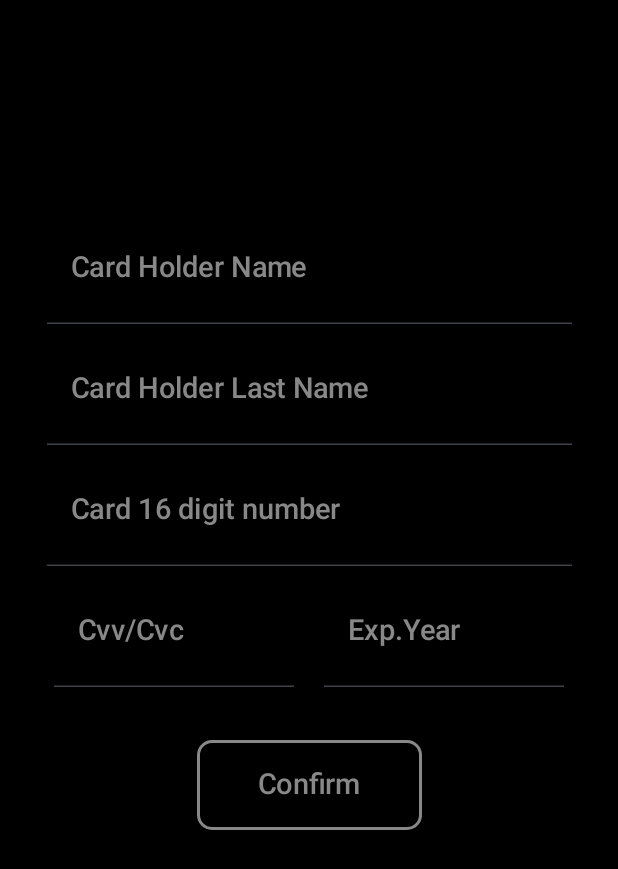
After one commit to Eney997/Rave2B-AndroidApp, an Android app built with Jetpack Compose: the composable BuyTicketScreen called with empty values, on a phone screen of 412 x 824 dp. The commit adds this screen. Shown: the top 869 px of the screen. Run offline under Robolectric (Android 15) with nearby library versions, the phone set to English and light mode, and no system bars.

Commit message:
buyScreenDoneWithLogic

```diff
--- a/app/src/main/java/com/example/rave2b/data/ApiService.kt
+++ b/app/src/main/java/com/example/rave2b/data/ApiService.kt
@@ -24,4 +24,7 @@ interface ApiService {
     //for ticket
     @GET("api/ticket/allTicket")
     suspend fun getAllTickets(): Response<List<TicketDto>>
+    //for transaction
+    @POST("api/Transaction/addTransaction")
+    suspend fun addTransaction(@Body transactionDto: TransactionDto): Response<Void>
 }
--- a/app/src/main/java/com/example/rave2b/data/TicketDto.kt
+++ b/app/src/main/java/com/example/rave2b/data/TicketDto.kt
@@ -5,5 +5,6 @@ data class TicketDto(
     val djNameTwo: String,
     val djNameThree: String,
     val djNameFour: String,
-    val eventDate: String
+    val eventDate: String,
+    val creationDate: String
 )
--- /dev/null
+++ b/app/src/main/java/com/example/rave2b/screens/BuyTicketScreen.kt
@@ -0,0 +1,327 @@
+package com.example.rave2b.screens
+
+import android.content.Context
+import android.util.Log
+import androidx.compose.foundation.background
+import androidx.compose.foundation.border
+import androidx.compose.foundation.layout.Arrangement
+import androidx.compose.foundation.layout.Box
+import androidx.compose.foundation.layout.Column
+import androidx.compose.foundation.layout.Row
+import androidx.compose.foundation.layout.Spacer
+import androidx.compose.foundation.layout.fillMaxSize
+import androidx.compose.foundation.layout.fillMaxWidth
+import androidx.compose.foundation.layout.height
+import androidx.compose.foundation.layout.padding
+import androidx.compose.foundation.layout.width
+import androidx.compose.foundation.rememberScrollState
+import androidx.compose.foundation.verticalScroll
+import androidx.compose.material3.Button
+import androidx.compose.material3.ButtonDefaults
+import androidx.compose.material3.MaterialTheme
+import androidx.compose.material3.Snackbar
+import androidx.compose.material3.SnackbarHost
+import androidx.compose.material3.SnackbarHostState
+import androidx.compose.material3.Text
+import androidx.compose.material3.TextField
+import androidx.compose.material3.TextFieldDefaults
+import androidx.compose.runtime.Composable
+import androidx.compose.runtime.mutableStateOf
+import androidx.compose.runtime.remember
+import androidx.compose.runtime.rememberCoroutineScope
+import androidx.compose.ui.Alignment
+import androidx.compose.ui.Modifier
+import androidx.compose.ui.graphics.Color
+import androidx.compose.ui.platform.LocalContext
+import androidx.compose.ui.unit.dp
+import androidx.compose.ui.unit.sp
+import androidx.core.content.ContextCompat
+import com.example.rave2b.R
+import com.example.rave2b.data.RetrofitClient
+import com.example.rave2b.data.TransactionDto
+import kotlinx.coroutines.launch
+import kotlin.String
+
+@Composable
+fun BuyTicketScreen(
+    djNameOne: String,
+    djNameTwo: String,
+    djNameThree: String,
+    djNameFour: String,
+    eventDate: String,
+)
+{
+    val context = LocalContext.current
+    val sharedPref = context.getSharedPreferences("user_pref", Context.MODE_PRIVATE)
+    val username = sharedPref.getString("username", "")
+    val corScope = rememberCoroutineScope()
+    val mySnackBarHostState = remember { SnackbarHostState() }
+    val scroll = rememberScrollState()
+    val cardHolderName = remember { mutableStateOf("") }
+    val cardHolderLastName = remember { mutableStateOf("") }
+    val cardDigits = remember { mutableStateOf("") }
+    val cardCvv = remember { mutableStateOf("") }
+    val cardExpDate = remember { mutableStateOf("") }
+
+    Box(
+        modifier = Modifier
+            .fillMaxSize()
+            .background(Color.Black),
+        contentAlignment = Alignment.Center
+    ){
+        Column ( modifier = Modifier
+            .fillMaxWidth()
+            .verticalScroll(scroll)
+            .padding(start = 20.dp, end = 20.dp, bottom = 120.dp),
+            horizontalAlignment = Alignment.CenterHorizontally
+        )
+        {
+            TextField(
+                value = cardHolderName.value,
+                onValueChange = { val filteredName = it.filter { char -> char.isLetter()}.uppercase()
+                    cardHolderName.value = filteredName
+                },
+                modifier = Modifier
+                    .width(350.dp)
+                    .height(65.dp),
+                colors = TextFieldDefaults.colors(
+                    focusedContainerColor = Color.Transparent,
+                    unfocusedContainerColor = Color.Transparent,
+                    disabledContainerColor = Color.Transparent,
+                    focusedIndicatorColor = Color.White,
+                ),
+                placeholder = { Text("Card Holder Name", color = Color.Gray, style = MaterialTheme.typography.titleMedium,fontSize = 19.sp) },
+                maxLines = 1,
+                textStyle = MaterialTheme.typography.titleMedium.copy(
+                    color = Color.White,
+                    fontSize = 19.sp
+                )
+            )
+
+            Spacer(modifier = Modifier.height(15.dp))
+
+            TextField(
+                value = cardHolderLastName.value,
+                onValueChange = {
+                    val filteredLastName = it.filter { char -> char.isLetter()}.uppercase()
+                    cardHolderLastName.value = filteredLastName
+                },
+                modifier = Modifier
+                    .width(350.dp)
+                    .height(65.dp),
+                colors = TextFieldDefaults.colors(
+                    focusedContainerColor = Color.Transparent,
+                    unfocusedContainerColor = Color.Transparent,
+                    disabledContainerColor = Color.Transparent,
+                    focusedIndicatorColor = Color.White,
+                ),
+                placeholder = { Text("Card Holder Last Name", color = Color.Gray, style = MaterialTheme.typography.titleMedium,fontSize = 19.sp) },
+                maxLines = 1,
+                textStyle = MaterialTheme.typography.titleMedium.copy(
+                    color = Color.White,
+                    fontSize = 19.sp
+                )
+            )
+
+            Spacer(modifier = Modifier.height(15.dp))
+
+            TextField(
+                value = cardDigits.value,
+                onValueChange = {
+                    val filteredDigits = it.filter { char -> char.isDigit() }
+                    cardDigits.value = filteredDigits
+                },
+                modifier = Modifier
+                    .width(350.dp)
+                    .height(65.dp),
+                colors = TextFieldDefaults.colors(
+                    focusedContainerColor = Color.Transparent,
+                    unfocusedContainerColor = Color.Transparent,
+                    disabledContainerColor = Color.Transparent,
+                    focusedIndicatorColor = Color.White,
+                ),
+                placeholder = { Text("Card 16 digit number",color = Color.Gray,style = MaterialTheme.typography.titleMedium,fontSize = 19.sp) },
+                maxLines = 1,
+                textStyle = MaterialTheme.typography.titleMedium.copy(
+                    color = Color.White,
+                    fontSize = 19.sp
+                )
+            )
+
+            Spacer(modifier = Modifier.height(15.dp))
+
+            Row (modifier = Modifier,horizontalArrangement = Arrangement.spacedBy(10.dp))
+            {
+                TextField(
+                    value = cardCvv.value,
+                    onValueChange = {
+                        val filteredDigits = it.filter { char -> char.isDigit() }
+                        cardCvv.value = filteredDigits
+                    },
+                    modifier = Modifier
+                        .width(160.dp)
+                        .height(65.dp),
+                    colors = TextFieldDefaults.colors(
+                        focusedContainerColor = Color.Transparent,
+                        unfocusedContainerColor = Color.Transparent,
+                        disabledContainerColor = Color.Transparent,
+                        focusedIndicatorColor = Color.White,
+                    ),
+                    placeholder = { Text("Cvv/Cvc", color = Color.Gray,style = MaterialTheme.typography.titleMedium,fontSize = 19.sp) },
+                    maxLines = 1,
+                    textStyle = MaterialTheme.typography.titleMedium.copy(
+                        color = Color.White,
+                        fontSize = 19.sp
+                    )
+                )
+
+                Spacer(modifier = Modifier.height(15.dp))
+
+                TextField(
+                    value = cardExpDate.value,
+                    onValueChange = {
+                        val filteredDigits = it.filter { char -> char.isDigit() }
+                        cardExpDate.value = filteredDigits
+                    },
+                    modifier = Modifier
+                        .width(160.dp)
+                        .height(65.dp),
+                    colors = TextFieldDefaults.colors(
+                        focusedContainerColor = Color.Transparent,
+                        unfocusedContainerColor = Color.Transparent,
+                        disabledContainerColor = Color.Transparent,
+                        focusedIndicatorColor = Color.White,
+                    ),
+                    placeholder = { Text("Exp.Year", color = Color.Gray,style = MaterialTheme.typography.titleMedium,fontSize = 19.sp) },
+                    maxLines = 1,
+                    textStyle = MaterialTheme.typography.titleMedium.copy(
+                        color = Color.White,
+                        fontSize = 19.sp
+                    )
+                )
+            }
+
+            Spacer(modifier = Modifier.height(35.dp))
+
+            Button(
+                onClick = {
+
+                    val transaction = TransactionDto(
+                        userNm = username.toString(),
+                        djOne = djNameOne,
+                        djTwo = djNameTwo,
+                        djThree = djNameThree,
+                        djFour = djNameFour,
+                        eventDateSave = eventDate,
+                        cardHolderName = cardHolderName.value,
+                        cardHolderLastName = cardHolderLastName.value,
+                        cardNumber = cardDigits.value,
+                        cardCvv = cardCvv.value,
+                        cardExpireDate = cardExpDate.value
+                    )
+
+                    //empty input handle
+                    if(cardHolderName.value.isEmpty() || cardHolderLastName.value.isEmpty() || cardDigits.value.isEmpty() || cardCvv.value.isEmpty() || cardExpDate.value.isEmpty())
+                    {
+                        corScope.launch {
+                            mySnackBarHostState.showSnackbar("Please fill all fields")
+                        }
+                        return@Button
+                    }
+
+                    //card holder name and lastname max len
+                    if(cardHolderName.value.length > 25 || cardHolderLastName.value.length > 25) {
+                        corScope.launch {
+                            mySnackBarHostState.showSnackbar("You are out of card holder name or lastname length.")
+                        }
+                        return@Button
+                    }
+
+                    //card holder name and lastname min len
+                    if(cardHolderName.value.length < 2 || cardHolderLastName.value.length < 2)
+                    {
+                        corScope.launch {
+                            mySnackBarHostState.showSnackbar("Name or lastname minimum length is 2.")
+                        }
+                        return@Button
+                    }
+
+                    //card digits len
+                    if(cardDigits.value.length != 16)
+                    {
+                        corScope.launch {
+                            mySnackBarHostState.showSnackbar("Card digits length is incorrect.")
+                        }
+                        return@Button
+                    }
+
+                    //exp year handle
+                    //handle exp year
+                    if(cardExpDate.value.length != 4 || cardExpDate.value.toInt() !in 2025..2035)
+                    {
+                        corScope.launch {
+                            mySnackBarHostState.showSnackbar("Please enter a valid year,in range 2025-2035")
+                        }
+                        return@Button
+                    }
+
+                    //cvv or cvc handle
+                    if(cardCvv.value.length != 3)
+                    {
+                        corScope.launch {
+                            mySnackBarHostState.showSnackbar("Cvv or Cvc length is incorrect.")
+                        }
+                        return@Button
+                    }
+
+                    corScope.launch {
+                        try {
+                            val response = RetrofitClient.apiService.addTransaction(transaction)
+                            if(response.isSuccessful)
+                            {
+                                corScope.launch {
+                                    mySnackBarHostState.showSnackbar("Successful transaction.")
+                                }
+
+                                cardHolderName.value = ""
+                                cardHolderLastName.value = ""
+                                cardDigits.value = ""
+                                cardCvv.value = ""
+                                cardExpDate.value = ""
+                            }
+
+                        }catch (e: Exception){
+                            Log.d("myLog","Coroutine error:${e.localizedMessage}")
+                        }
+                    }
+                },
+                modifier = Modifier
+                    .width(150.dp)
+                    .height(60.dp)
+                    .border(
+                        2.dp,
+                        Color.Gray,
+                        shape = androidx.compose.foundation.shape.RoundedCornerShape(10.dp)
+                    ),
+                colors = ButtonDefaults.buttonColors(containerColor = Color.Black)
+            )
+            {
+                Text(text = "Confirm", color = Color.Gray, style = MaterialTheme.typography.titleMedium,fontSize = 19.sp)
+            }
+        }
+
+        SnackbarHost(
+            hostState = mySnackBarHostState,
+            modifier = Modifier
+                .align(Alignment.BottomCenter)
+                .padding(bottom = 105.dp),
+            snackbar = { data ->
+                Snackbar(
+                    snackbarData = data,
+                    containerColor = Color(ContextCompat.getColor(LocalContext.current,R.color.snackBarColor)),
+                    contentColor = Color.White
+                )
+            }
+        )
+    }
+}
```
Also changed, not shown: app/src/main/java/com/example/rave2b/data/TransactionDto.kt (added, +15 -0 lines), app/src/main/java/com/example/rave2b/screens/AppUserScreen.kt (+17 -1 lines), app/src/main/java/com/example/rave2b/screens/EventsScreen.kt (+13 -8 lines).
